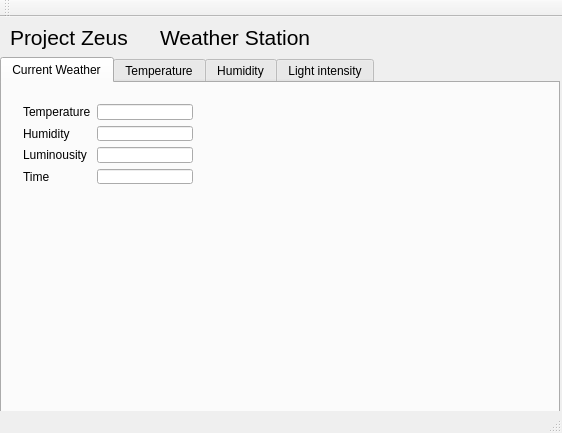
First picture: the form in projectZeus/mainwindow.ui, repository TheLarsJansen/Project-Zeus, before the edit.
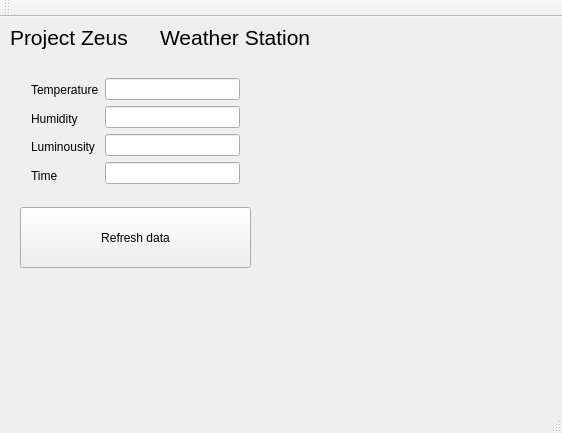
Second picture: the form after the edit.

The edit to the form file:
```diff
--- a/projectZeus/mainwindow.ui
+++ b/projectZeus/mainwindow.ui
@@ -50,35 +50,13 @@
      <string>Weather Station</string>
     </property>
    </widget>
-   <widget class="QTabWidget" name="tabWidget">
-    <property name="geometry">
-     <rect>
-      <x>0</x>
-      <y>40</y>
-      <width>560</width>
-      <height>380</height>
-     </rect>
-    </property>
-    <property name="currentIndex">
-     <number>0</number>
-    </property>
-    <property name="documentMode">
-     <bool>false</bool>
-    </property>
-    <property name="tabsClosable">
-     <bool>false</bool>
-    </property>
-    <widget class="QWidget" name="currentWeatherTab">
-     <attribute name="title">
-      <string>Current Weather</string>
-     </attribute>
      <widget class="QWidget" name="layoutWidget">
       <property name="geometry">
        <rect>
-        <x>10</x>
-        <y>10</y>
-        <width>192</width>
-        <height>102</height>
+      <x>20</x>
+      <y>50</y>
+      <width>231</width>
+      <height>131</height>
        </rect>
       </property>
       <layout class="QHBoxLayout" name="horizontalLayout">
@@ -132,22 +110,18 @@
        </item>
       </layout>
      </widget>
-    </widget>
-    <widget class="QWidget" name="tempGraphTab">
-     <attribute name="title">
-      <string>Temperature</string>
-     </attribute>
-    </widget>
-    <widget class="QWidget" name="humiGraphTab">
-     <attribute name="title">
-      <string>Humidity</string>
-     </attribute>
-    </widget>
-    <widget class="QWidget" name="lightGraphTab">
-     <attribute name="title">
-      <string>Light intensity</string>
-     </attribute>
-    </widget>
+   <widget class="QPushButton" name="refreshButton">
+    <property name="geometry">
+     <rect>
+      <x>20</x>
+      <y>190</y>
+      <width>231</width>
+      <height>61</height>
+     </rect>
+    </property>
+    <property name="text">
+     <string>Refresh data</string>
+    </property>
    </widget>
   </widget>
   <widget class="QToolBar" name="mainToolBar">
```
Lines whose indentation alone changed are shown as unchanged.
